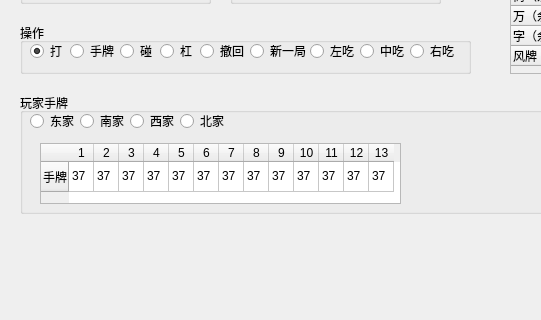
The window that mainwindow.ui (jueshixiaoshou/major) describes before a commit, drawn with Qt 5; both pictures show x 0 to 541 and y 417 to 737 of the 824 by 737 pixel window.
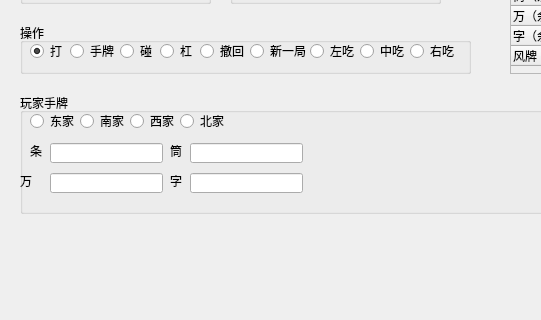
The same window after the commit.

Commit message: 逻辑处理机制待完善

Diff of the .ui file:
```diff
--- a/mainwindow.ui
+++ b/mainwindow.ui
@@ -815,153 +815,97 @@
       <string>南家</string>
      </property>
     </widget>
-    <widget class="QTableWidget" name="tableWidget_2">
+    <widget class="QLineEdit" name="lineEdit">
      <property name="geometry">
       <rect>
-       <x>20</x>
+       <x>30</x>
        <y>50</y>
-       <width>361</width>
-       <height>61</height>
+       <width>113</width>
+       <height>20</height>
       </rect>
      </property>
-     <attribute name="horizontalHeaderDefaultSectionSize">
-      <number>25</number>
-     </attribute>
-     <row>
-      <property name="text">
-       <string>手牌</string>
-      </property>
-     </row>
-     <column>
-      <property name="text">
-       <string>1</string>
-      </property>
-     </column>
-     <column>
-      <property name="text">
-       <string>2</string>
-      </property>
-     </column>
-     <column>
-      <property name="text">
-       <string>3</string>
-      </property>
-     </column>
-     <column>
-      <property name="text">
-       <string>4</string>
-      </property>
-     </column>
-     <column>
-      <property name="text">
-       <string>5</string>
-      </property>
-     </column>
-     <column>
-      <property name="text">
-       <string>6</string>
-      </property>
-     </column>
-     <column>
-      <property name="text">
-       <string>7</string>
-      </property>
-     </column>
-     <column>
-      <property name="text">
-       <string>8</string>
-      </property>
-     </column>
-     <column>
-      <property name="text">
-       <string>9</string>
-      </property>
-     </column>
-     <column>
-      <property name="text">
-       <string>10</string>
-      </property>
-     </column>
-     <column>
-      <property name="text">
-       <string>11</string>
-      </property>
-     </column>
-     <column>
-      <property name="text">
-       <string>12</string>
-      </property>
-     </column>
-     <column>
-      <property name="text">
-       <string>13</string>
-      </property>
-     </column>
-     <item row="0" column="0">
-      <property name="text">
-       <string>37</string>
-      </property>
-     </item>
-     <item row="0" column="1">
-      <property name="text">
-       <string>37</string>
-      </property>
-     </item>
-     <item row="0" column="2">
-      <property name="text">
-       <string>37</string>
-      </property>
-     </item>
-     <item row="0" column="3">
-      <property name="text">
-       <string>37</string>
-      </property>
-     </item>
-     <item row="0" column="4">
-      <property name="text">
-       <string>37</string>
-      </property>
-     </item>
-     <item row="0" column="5">
-      <property name="text">
-       <string>37</string>
-      </property>
-     </item>
-     <item row="0" column="6">
-      <property name="text">
-       <string>37</string>
-      </property>
-     </item>
-     <item row="0" column="7">
-      <property name="text">
-       <string>37</string>
-      </property>
-     </item>
-     <item row="0" column="8">
-      <property name="text">
-       <string>37</string>
-      </property>
-     </item>
-     <item row="0" column="9">
-      <property name="text">
-       <string>37</string>
-      </property>
-     </item>
-     <item row="0" column="10">
-      <property name="text">
-       <string>37</string>
-      </property>
-     </item>
-     <item row="0" column="11">
-      <property name="text">
-       <string>37</string>
-      </property>
-     </item>
-     <item row="0" column="12">
-      <property name="text">
-       <string>37</string>
-      </property>
-     </item>
+    </widget>
+    <widget class="QLineEdit" name="lineEdit_2">
+     <property name="geometry">
+      <rect>
+       <x>30</x>
+       <y>80</y>
+       <width>113</width>
+       <height>20</height>
+      </rect>
+     </property>
+    </widget>
+    <widget class="QLineEdit" name="lineEdit_3">
+     <property name="geometry">
+      <rect>
+       <x>170</x>
+       <y>50</y>
+       <width>113</width>
+       <height>20</height>
+      </rect>
+     </property>
+    </widget>
+    <widget class="QLineEdit" name="lineEdit_4">
+     <property name="geometry">
+      <rect>
+       <x>170</x>
+       <y>80</y>
+       <width>113</width>
+       <height>20</height>
+      </rect>
+     </property>
+    </widget>
+    <widget class="QLabel" name="label">
+     <property name="geometry">
+      <rect>
+       <x>10</x>
+       <y>50</y>
+       <width>21</width>
+       <height>16</height>
+      </rect>
+     </property>
+     <property name="text">
+      <string>条</string>
+     </property>
+    </widget>
+    <widget class="QLabel" name="label_2">
+     <property name="geometry">
+      <rect>
+       <x>150</x>
+       <y>50</y>
+       <width>16</width>
+       <height>16</height>
+      </rect>
+     </property>
+     <property name="text">
+      <string>筒</string>
+     </property>
+    </widget>
+    <widget class="QLabel" name="label_3">
+     <property name="geometry">
+      <rect>
+       <x>0</x>
+       <y>80</y>
+       <width>21</width>
+       <height>16</height>
+      </rect>
+     </property>
+     <property name="text">
+      <string>万</string>
+     </property>
+    </widget>
+    <widget class="QLabel" name="label_4">
+     <property name="geometry">
+      <rect>
+       <x>150</x>
+       <y>80</y>
+       <width>16</width>
+       <height>16</height>
+      </rect>
+     </property>
+     <property name="text">
+      <string>字</string>
+     </property>
     </widget>
    </widget>
    <widget class="QTableWidget" name="tableWidget">
```
The commit also changes 2 other files.
